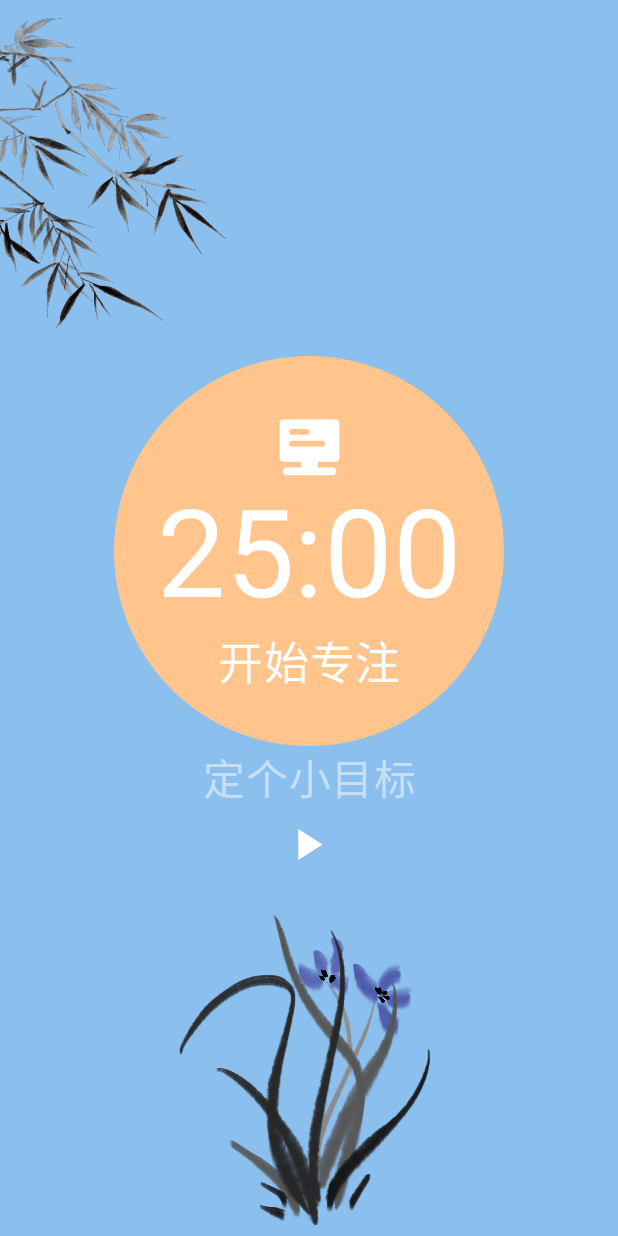
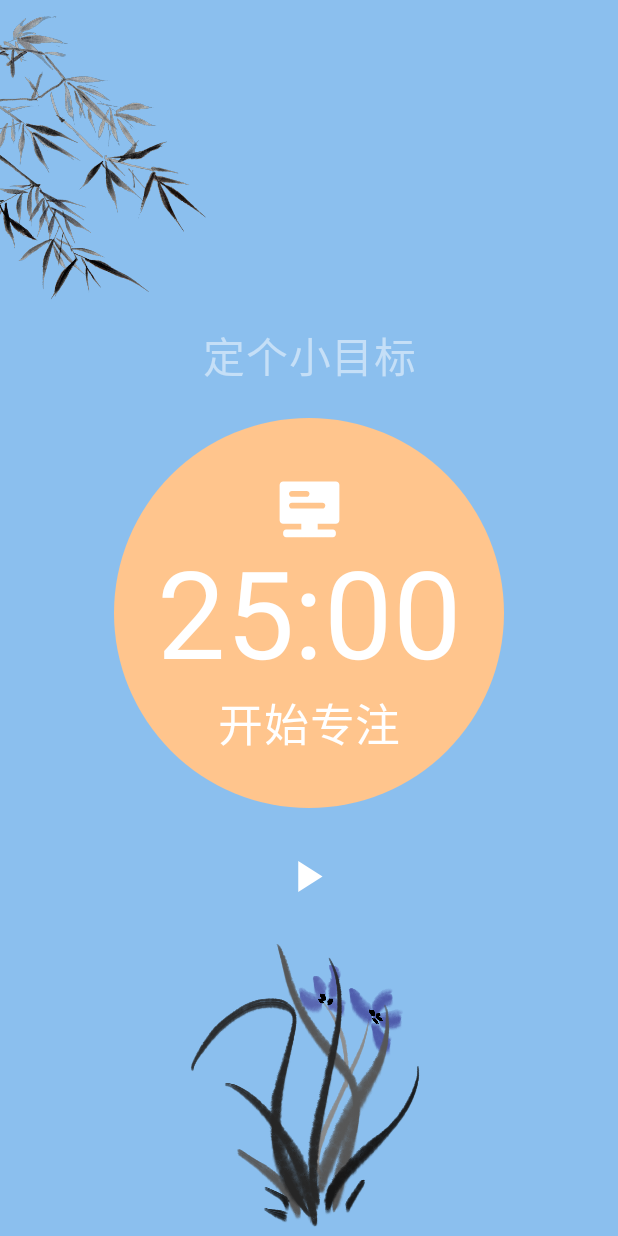
Before and after one commit to Fifate/Pomodoro, an Android app built with Jetpack Compose: the screen it shows after launch (MainActivity), on a phone screen of 412 x 824 dp. Run offline under Robolectric (Android 15) with nearby library versions, the phone set to English and light mode, and no system bars.

Commit message:
fix: 调整TextField的位置。

```diff
--- a/app/src/main/java/com/fifate/tomato_clock/ui/base/PomorotoTimerUI.kt
+++ b/app/src/main/java/com/fifate/tomato_clock/ui/base/PomorotoTimerUI.kt
@@ -6,6 +6,7 @@ import androidx.compose.foundation.layout.Arrangement
 import androidx.compose.foundation.layout.Box
 import androidx.compose.foundation.layout.Column
 import androidx.compose.foundation.layout.Row
+import androidx.compose.foundation.layout.Spacer
 import androidx.compose.foundation.layout.fillMaxSize
 import androidx.compose.foundation.layout.fillMaxWidth
 import androidx.compose.foundation.text.BasicTextField
@@ -117,33 +118,21 @@ fun PomodoroTimerUI(
     smallGoal: MutableState<String>
 ) {
     Column(verticalArrangement = Arrangement.Center, horizontalAlignment = Alignment.CenterHorizontally, modifier = Modifier.fillMaxSize()){
-//        Image(
-//            painter = painterResource(id = R.drawable.bamboo),
-//            contentDescription = stringResource(id = R.string.bamboo)
-//        )
         Box(modifier = Modifier
             .weight(1f)
             .align(Alignment.Start)){
             Image(painterResource(R.drawable.bamboo), contentDescription = "bamboo")
         }
 
+        Goal(state, smallGoal)
+        Spacer(modifier = Modifier.weight(0.1f))
         Timer(remainingSecs, 260, SunOrange,state)
-
-        Goal(state, smallGoal)
-
+        Spacer(modifier = Modifier.weight(0.1f))
         PomodoroTimerButtons(state,isPause,remainingSecs)
 
         Box(modifier = Modifier.weight(1f)){
             Image(painterResource(R.drawable.orchid), contentDescription = "bamboo")
         }
-
-//        Image(
-//            painter = painterResource(id = R.drawable.orchid),
-//            contentDescription = stringResource(id = R.string.orchid)
-//        )
-
-
-
     }
 }
 
```
